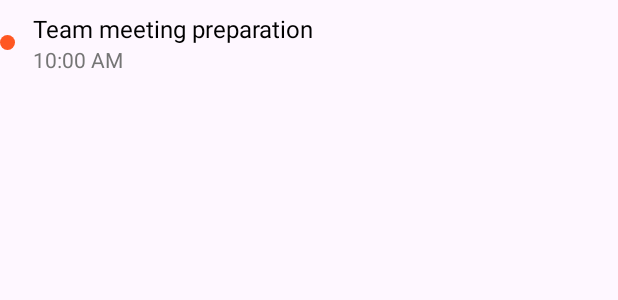
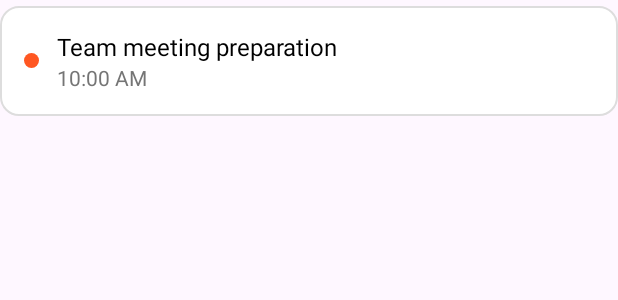
Before and after one commit to YUVARAJC14/Flow-Notify-App-Frontend, an Android app: the layout item_upcoming_task.xml on its own in the app's theme, with its tools: preview values and no code run, on a phone screen of 412 x 824 dp. Shown: the top 300 px of the screen. Run offline under Robolectric (Android 15) with nearby library versions, the phone set to English and light mode, and no system bars; network calls fail; Roboto replaces fonts that are not available here.

Commit message:
task created-1

```diff
--- a/FlowNotify3/app/src/main/java/com/saveetha/flownotify/UpcomingTaskAdapter.kt
+++ b/FlowNotify3/app/src/main/java/com/saveetha/flownotify/UpcomingTaskAdapter.kt
@@ -8,7 +8,7 @@ import androidx.core.content.ContextCompat
 import androidx.recyclerview.widget.RecyclerView
 import com.saveetha.flownotify.network.UpcomingTask
 
-class UpcomingTaskAdapter(private var tasks: List<UpcomingTask>) : RecyclerView.Adapter<UpcomingTaskAdapter.TaskViewHolder>() {
+class UpcomingTaskAdapter(private var tasks: List<UpcomingTask>, private val onTaskClick: (UpcomingTask) -> Unit) : RecyclerView.Adapter<UpcomingTaskAdapter.TaskViewHolder>() {
 
     class TaskViewHolder(itemView: View) : RecyclerView.ViewHolder(itemView) {
         val title: TextView = itemView.findViewById(R.id.task_title)
@@ -34,6 +34,7 @@ class UpcomingTaskAdapter(private var tasks: List<UpcomingTask>) : RecyclerView.
             else -> R.color.gray // Default color
         }
         holder.priorityDot.background.setTint(ContextCompat.getColor(holder.itemView.context, colorRes))
+        holder.itemView.setOnClickListener { onTaskClick(task) }
     }
 
     override fun getItemCount(): Int = tasks.size
--- a/FlowNotify3/app/src/main/java/com/saveetha/flownotify/network/DataClasses.kt
+++ b/FlowNotify3/app/src/main/java/com/saveetha/flownotify/network/DataClasses.kt
@@ -82,7 +82,9 @@ data class UpcomingTask(
     val id: String,
     val title: String,
     val time: String,
-    val priority: String
+    val priority: String,
+    val dueDate: String,
+    val description: String?
 )
 
 data class ScheduleEvent(
@@ -105,6 +107,8 @@ data class Event(
 data class Task(
     val id: String,
     val title: String,
+    val description: String?,
+    val dueDate: String,
     val time: String,
     val priority: String,
     val isCompleted: Boolean
--- a/FlowNotify3/app/src/main/res/layout/item_upcoming_task.xml
+++ b/FlowNotify3/app/src/main/res/layout/item_upcoming_task.xml
@@ -1,11 +1,20 @@
 <?xml version="1.0" encoding="utf-8"?>
-<LinearLayout xmlns:android="http://schemas.android.com/apk/res/android"
+<androidx.cardview.widget.CardView xmlns:android="http://schemas.android.com/apk/res/android"
+    xmlns:app="http://schemas.android.com/apk/res-auto"
     xmlns:tools="http://schemas.android.com/tools"
     android:layout_width="match_parent"
     android:layout_height="wrap_content"
+    android:layout_marginVertical="4dp"
+    app:cardBackgroundColor="@android:color/transparent"
+    app:cardElevation="0dp">
+
+    <LinearLayout
+        android:layout_width="match_parent"
+        android:layout_height="wrap_content"
+        android:background="@drawable/edittext_background"
+        android:gravity="center_vertical"
         android:orientation="horizontal"
-    android:paddingVertical="8dp"
-    android:gravity="center_vertical">
+        android:padding="16dp">
 
         <View
             android:id="@+id/task_priority_dot"
@@ -38,3 +47,4 @@
         </LinearLayout>
 
     </LinearLayout>
+</androidx.cardview.widget.CardView>
```
Also changed, not shown: FlowNotify3/app/src/main/java/com/saveetha/flownotify/HomeActivity.kt (+30 -1 lines), FlowNotify3/app/src/main/java/com/saveetha/flownotify/MyTasksActivity.kt (+4 -3 lines), FlowNotify3/app/src/main/java/com/saveetha/flownotify/TaskAdapter.kt (+9 -3 lines), FlowNotify3/app/src/main/res/layout/item_task.xml (+7 -9 lines), 3 other files. Lines whose indentation alone changed are shown as unchanged.
